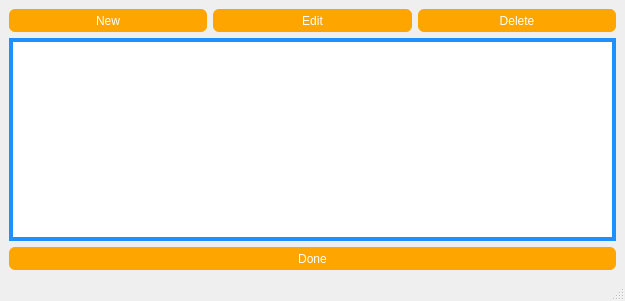
Qt form Forms/ProfileManager/ProfileManager3.ui (Admiral-Fish/PokeFinder) before a commit.
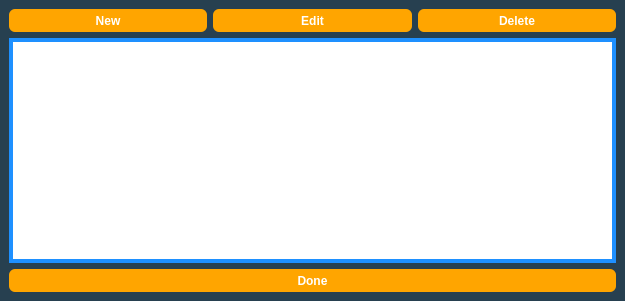
The same form after that commit.

```diff
--- a/Forms/ProfileManager/ProfileManager3.ui
+++ b/Forms/ProfileManager/ProfileManager3.ui
@@ -20,11 +20,17 @@
    <string>Profile Manager Gen 3</string>
   </property>
   <property name="styleSheet">
-   <string notr="true">QPushButton {
+   <string notr="true">QMainWindow {
+	background-color: #274050;
+}
+
+QPushButton {
 	border: none;
 	border-radius: 6px;
 	background-color: orange;
 	color: white;
+	font-family: &quot;Myriad Pro&quot;, Montserrat;
+	font-weight: 500;
 }
 
 QTableView {
@@ -108,7 +114,6 @@
     </rect>
    </property>
   </widget>
-  <widget class="QStatusBar" name="statusbar"/>
  </widget>
  <resources/>
  <connections/>
```
